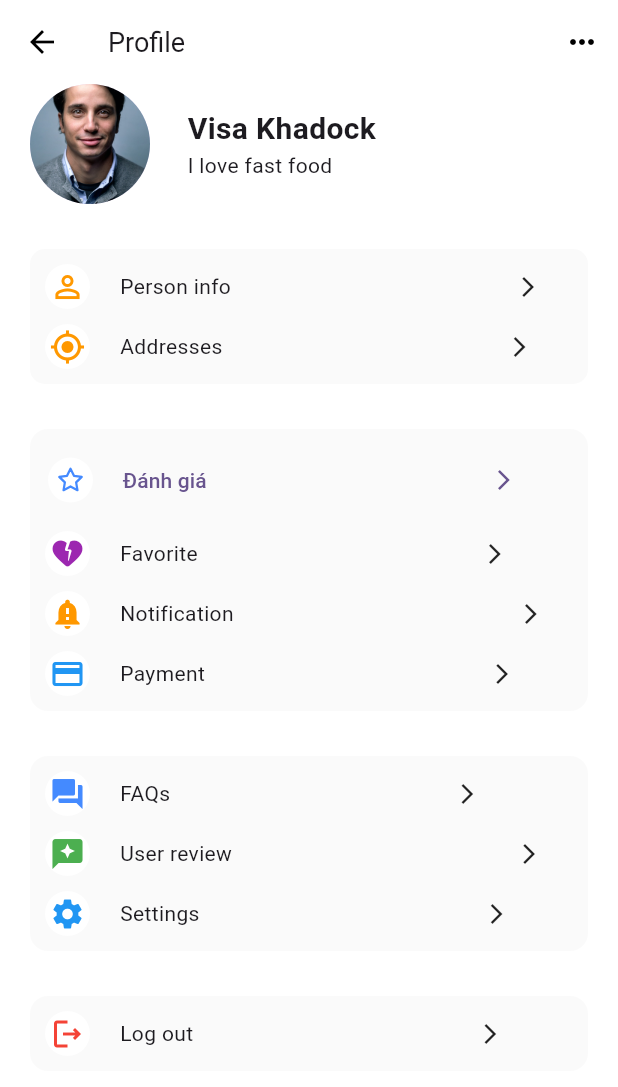
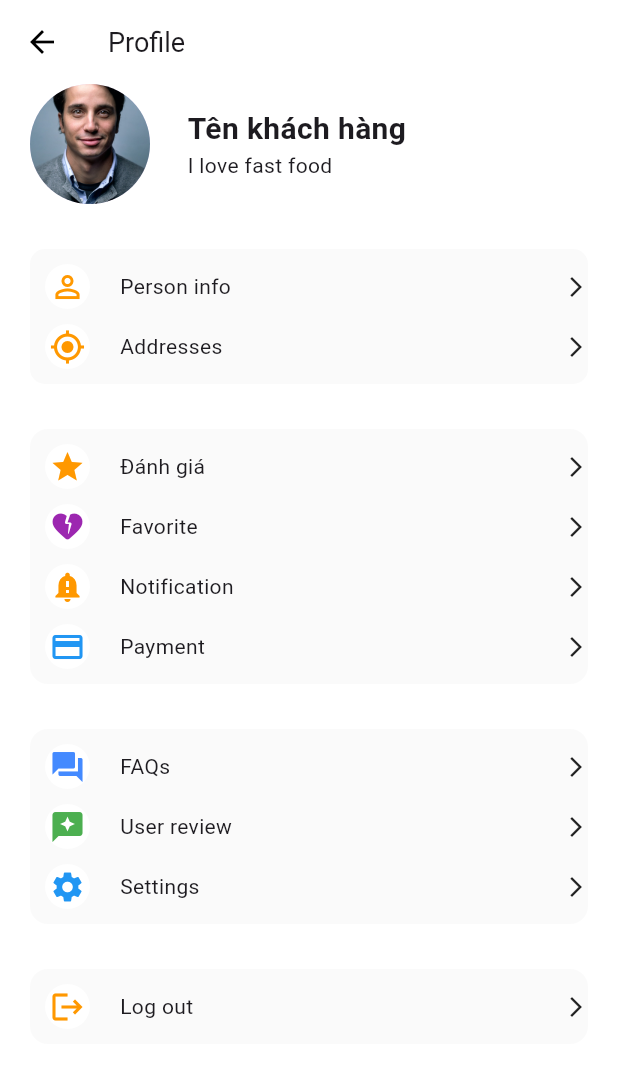
Before and after one commit to trongdat232003/hutech-canteen-1, a Flutter app: the Profile screen opened directly, on a phone screen of 412 x 824 dp. Shown: the top 1087 px of the screen. Run offline on Flutter 3.47's test engine with Material 3 defaults, Android fonts, the phone set to English and light mode, and no system bars; our stand-ins replace curved_navigation_bar, flutter_feather_icons, image_picker, loading_animation_widget, shared_preferences; missing offline and left inert: currency_formatter; accounts and stored records are empty; network calls fail.

Commit message:
fix profile, add logout, fix first login

```diff
--- a/lib/main.dart
+++ b/lib/main.dart
@@ -29,8 +29,7 @@ class _MyAppState extends State<MyApp> {
 
   Future<void> _checkLoginStatus() async {
     SharedPreferences prefs = await SharedPreferences.getInstance();
-    String? accessToken =
-        prefs.getString('accessToken'); // Kiểm tra accessToken
+    String? accessToken = prefs.getString('accessToken');
     setState(() {
       _isLoggedIn =
           accessToken != null; // Nếu accessToken tồn tại thì đã đăng nhập
--- a/lib/pages/Profile.dart
+++ b/lib/pages/Profile.dart
@@ -1,6 +1,12 @@
+import 'dart:convert';
+
 import 'package:flutter/material.dart';
 import 'package:flutter_feather_icons/flutter_feather_icons.dart';
+import 'package:hutech_cateen/pages/edit_profile.dart';
+import 'package:hutech_cateen/pages/login.dart';
 import 'package:hutech_cateen/pages/review_screen.dart';
+import 'package:shared_preferences/shared_preferences.dart';
+import 'package:http/http.dart' as http;
 
 class Profile extends StatefulWidget {
   const Profile({super.key});
@@ -10,6 +16,55 @@ class Profile extends StatefulWidget {
 }
 
 class _ProfileState extends State<Profile> {
+  String userName = '';
+  String avatarUrl = '';
+  @override
+  void initState() {
+    super.initState();
+    _loadUserData();
+  }
+
+  void _loadUserData() async {
+    SharedPreferences prefs = await SharedPreferences.getInstance();
+    String? token = prefs.getString('accessToken'); // Retrieve the access token
+
+    if (token != null) {
+      try {
+        // Make the API call to get user info
+        final response = await http.get(
+          Uri.parse('http://10.0.2.2:3000/v2/api/user/getUserInfo'),
+          headers: {
+            'Authorization': token, // Include the access token
+          },
+        );
+
+        if (response.statusCode == 200) {
+          final responseData = jsonDecode(response.body);
+          if (responseData['status'] == 200) {
+            var user = responseData['metaData'];
+            // Update user info in state
+            setState(() {
+              userName = user['name'];
+              avatarUrl = user['avatar']
+                  .replaceAll(r'\', '/'); // Fix the avatar URL format
+              // Ensure to prefix with the base URL
+              avatarUrl = 'http://10.0.2.2:3000/$avatarUrl';
+            });
+          } else {
+            print("Error: ${responseData['message']}");
+          }
+        } else {
+          print(
+              "Failed to load user data, status code: ${response.statusCode}");
+        }
+      } catch (e) {
+        print("Error fetching user data: $e");
+      }
+    } else {
+      print("No token found in SharedPreferences.");
+    }
+  }
+
   @override
   Widget build(BuildContext context) {
     return Scaffold(
@@ -26,17 +81,6 @@ class _ProfileState extends State<Profile> {
           "Profile",
           style: TextStyle(fontSize: 18),
         ),
-        actions: [
-          IconButton(
-            icon: Icon(
-              Icons.more_horiz, // Dấu 3 chấm
-              color: Colors.black, // Màu đen cho dấu 3 chấm
-            ),
-            onPressed: () {
-              // Xử lý khi bấm vào dấu 3 chấm
-            },
-          ),
-        ],
       ),
       body: Container(
         padding: EdgeInsets.symmetric(horizontal: 20),
@@ -50,18 +94,23 @@ class _ProfileState extends State<Profile> {
                   children: [
                     CircleAvatar(
                       radius: 40,
-                      backgroundImage: AssetImage("images/user.jpg"),
+                      backgroundImage: avatarUrl.isNotEmpty
+                          ? NetworkImage(avatarUrl) // Tải hình từ URL
+                          : AssetImage("images/user.jpg")
+                              as ImageProvider, // Hình đại diện mặc định
                     ),
                     SizedBox(width: 25),
                     Column(
                       crossAxisAlignment: CrossAxisAlignment.start,
                       children: [
                         Text(
-                          "Visa Khadock",
+                          userName.isNotEmpty
+                              ? userName
+                              : "Tên khách hàng", // Tên người dùng
                           style: TextStyle(
                               fontWeight: FontWeight.bold, fontSize: 20),
                         ),
-                        Text("I love fast food"),
+                        Text("I love fast food"), // Thông điệp ngắn
                       ],
                     )
                   ],
@@ -79,7 +128,15 @@ class _ProfileState extends State<Profile> {
                       SizedBox(
                         height: 10,
                       ),
-                      Row(
+                      GestureDetector(
+                        onTap: () {
+                          Navigator.push(
+                            context,
+                            MaterialPageRoute(
+                                builder: (context) => EditProfilePage()),
+                          );
+                        },
+                        child: Row(
                           children: [
                             SizedBox(
                               width: 10,
@@ -96,11 +153,10 @@ class _ProfileState extends State<Profile> {
                               width: 20,
                             ),
                             Text("Person info"),
-                          SizedBox(
-                            width: 190,
-                          ),
+                            Spacer(),
                             Icon(Icons.arrow_forward_ios, size: 16),
                           ],
+                        ),
                       ),
                       SizedBox(
                         height: 10,
@@ -122,9 +178,7 @@ class _ProfileState extends State<Profile> {
                             width: 20,
                           ),
                           Text("Addresses"),
-                          SizedBox(
-                            width: 190,
-                          ),
+                          Spacer(),
                           Icon(Icons.arrow_forward_ios, size: 16),
                         ],
                       ),
@@ -146,8 +200,8 @@ class _ProfileState extends State<Profile> {
                       SizedBox(
                         height: 10,
                       ),
-                      TextButton(
-                        onPressed: () {
+                      GestureDetector(
+                        onTap: () {
                           Navigator.push(
                             context,
                             MaterialPageRoute(
@@ -156,21 +210,22 @@ class _ProfileState extends State<Profile> {
                         },
                         child: Row(
                           children: [
+                            SizedBox(
+                              width: 10,
+                            ),
                             CircleAvatar(
                               radius: 15,
                               backgroundColor: Colors.white,
                               child: Icon(
-                                FeatherIcons.star,
-                                color: Colors.blueAccent,
+                                Icons.star,
+                                color: Colors.orange,
                               ),
                             ),
                             SizedBox(
                               width: 20,
                             ),
                             Text("Đánh giá"),
-                            SizedBox(
-                              width: 190,
-                            ),
+                            Spacer(),
                             Icon(Icons.arrow_forward_ios, size: 16),
                           ],
                         ),
@@ -195,9 +250,7 @@ class _ProfileState extends State<Profile> {
                             width: 20,
                           ),
                           Text("Favorite"),
-                          SizedBox(
-                            width: 190,
-                          ),
+                          Spacer(),
                           Icon(Icons.arrow_forward_ios, size: 16),
                         ],
                       ),
@@ -221,9 +274,7 @@ class _ProfileState extends State<Profile> {
                             width: 20,
                           ),
                           Text("Notification"),
-                          SizedBox(
-                            width: 190,
-                          ),
+                          Spacer(),
                           Icon(Icons.arrow_forward_ios, size: 16),
                         ],
                       ),
@@ -247,9 +298,7 @@ class _ProfileState extends State<Profile> {
                             width: 20,
                           ),
                           Text("Payment"),
-                          SizedBox(
-                            width: 190,
-                          ),
+                          Spacer(),
                           Icon(Icons.arrow_forward_ios, size: 16),
                         ],
                       ),
@@ -288,9 +337,7 @@ class _ProfileState extends State<Profile> {
                             width: 20,
                           ),
                           Text("FAQs"),
-                          SizedBox(
-                            width: 190,
-                          ),
+                          Spacer(),
                           Icon(Icons.arrow_forward_ios, size: 16),
                         ],
                       ),
@@ -314,9 +361,7 @@ class _ProfileState extends State<Profile> {
                             width: 20,
                           ),
                           Text("User review"),
-                          SizedBox(
-                            width: 190,
-                          ),
+                          Spacer(),
                           Icon(Icons.arrow_forward_ios, size: 16),
                         ],
                       ),
@@ -340,9 +385,7 @@ class _ProfileState extends State<Profile> {
                             width: 20,
                           ),
                           Text("Settings"),
-                          SizedBox(
-                            width: 190,
-                          ),
+                          Spacer(),
                           Icon(Icons.arrow_forward_ios, size: 16),
                         ],
                       ),
@@ -364,28 +407,39 @@ class _ProfileState extends State<Profile> {
                       SizedBox(
                         height: 10,
                       ),
-                      Row(
+                      GestureDetector(
+                        onTap: () async {
+                          // Clear SharedPreferences
+                          SharedPreferences prefs =
+                              await SharedPreferences.getInstance();
+                          await prefs
+                              .clear(); // This will remove all stored data
+
+                          // Navigate to the Login page
+                          Navigator.pushAndRemoveUntil(
+                            context,
+                            MaterialPageRoute(builder: (context) => Login()),
+                            (Route<dynamic> route) =>
+                                false, // This removes all the previous routes from the stack
+                          );
+                        },
+                        child: Row(
                           children: [
-                          SizedBox(
-                            width: 10,
-                          ),
-                          CircleAvatar(
+                            const SizedBox(width: 10),
+                            const CircleAvatar(
                               radius: 15,
                               backgroundColor: Colors.white,
                               child: Icon(
-                              Icons.logout_outlined,
-                              color: Colors.red,
+                                Icons.logout,
+                                color: Colors.orange,
                               ),
                             ),
-                          SizedBox(
-                            width: 20,
+                            const SizedBox(width: 20),
+                            const Text("Log out"),
+                            const Spacer(),
+                            const Icon(Icons.arrow_forward_ios, size: 16),
+                          ],
                         ),
-                          Text("Log out"),
-                          SizedBox(
-                            width: 190,
-                          ),
-                          Icon(Icons.arrow_forward_ios, size: 16),
-                        ],
                       ),
                       SizedBox(
                         height: 10,
--- a/lib/pages/review_screen.dart
+++ b/lib/pages/review_screen.dart
@@ -61,7 +61,6 @@ class _ReviewScreenState extends State<ReviewScreen>
             children: [
               OrderCard(
                 imageUrl: 'https://picfiles.alphacoders.com/322/322198.jpg',
-                restaurantName: 'Pizza Hut',
                 price: '\$35.25',
                 status: 'Track Order',
                 items: '03 Items',
@@ -71,7 +70,6 @@ class _ReviewScreenState extends State<ReviewScreen>
               ),
               OrderCard(
                 imageUrl: 'https://picfiles.alphacoders.com/322/322198.jpg',
-                restaurantName: 'McDonald',
                 price: '\$40.15',
                 status: 'Track Order',
                 items: '02 Items',
@@ -81,7 +79,6 @@ class _ReviewScreenState extends State<ReviewScreen>
               ),
               OrderCard(
                 imageUrl: 'https://picfiles.alphacoders.com/322/322198.jpg',
-                restaurantName: 'Starbucks',
                 price: '\$10.20',
                 status: 'Track Order',
                 items: '01 Item',
@@ -97,7 +94,6 @@ class _ReviewScreenState extends State<ReviewScreen>
             children: [
               OrderCard(
                 imageUrl: 'https://picfiles.alphacoders.com/322/322198.jpg',
-                restaurantName: 'Pizza Hut',
                 price: '\$35.25',
                 status: 'Completed',
                 items: '03 Items',
@@ -106,7 +102,6 @@ class _ReviewScreenState extends State<ReviewScreen>
               ),
               OrderCard(
                 imageUrl: 'https://picfiles.alphacoders.com/322/322198.jpg',
-                restaurantName: 'McDonald',
                 price: '\$40.15',
                 status: 'Completed',
                 items: '02 Items',
@@ -115,7 +110,6 @@ class _ReviewScreenState extends State<ReviewScreen>
               ),
               OrderCard(
                 imageUrl: 'https://picfiles.alphacoders.com/322/322198.jpg',
-                restaurantName: 'Starbucks',
                 price: '\$10.20',
                 status: 'Cancelled',
                 items: '01 Item',
```
Also changed, not shown: lib/pages/Order.dart (+91 -103 lines), lib/pages/home.dart (+9 -9 lines), lib/pages/login.dart (+14 -9 lines), lib/services/apiListOrder.dart (added, +66 -0 lines). Lines whose indentation alone changed are shown as unchanged.
